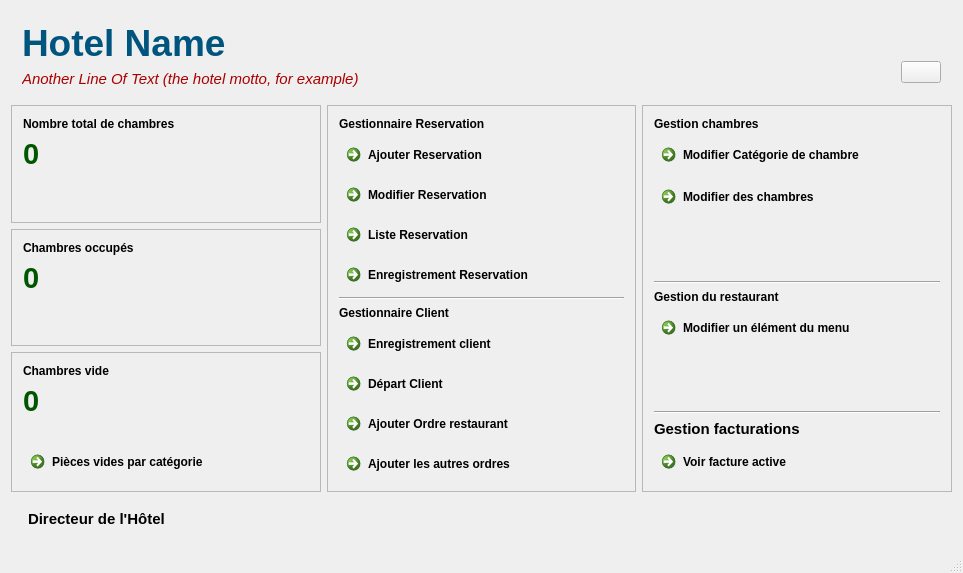
abdeljalilanane/Innovative-Hotel-Manager, file mainwindow.ui: the form before one commit.
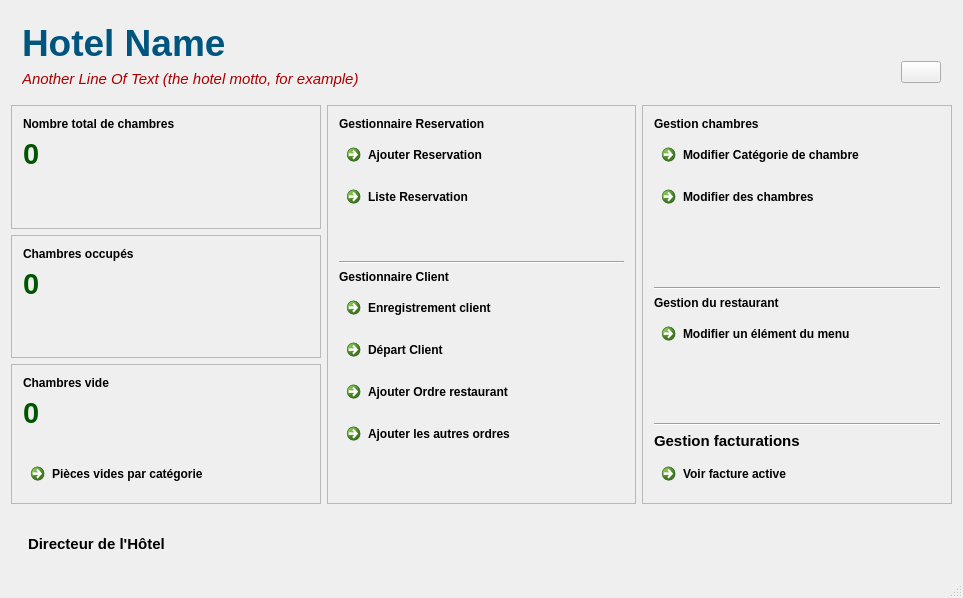
The form after the commit. Icons and pictures are not drawn.

Patch:
```diff
--- a/mainwindow.ui
+++ b/mainwindow.ui
@@ -7,7 +7,7 @@
     <x>0</x>
     <y>0</y>
     <width>963</width>
-    <height>554</height>
+    <height>598</height>
    </rect>
   </property>
   <property name="windowTitle">
@@ -484,13 +484,6 @@
            </property>
           </widget>
          </item>
-         <item>
-          <widget class="QCommandLinkButton" name="BtnModifierReservation">
-           <property name="text">
-            <string>Modifier Reservation</string>
-           </property>
-          </widget>
-         </item>
          <item>
           <widget class="QCommandLinkButton" name="BtnListeReservation">
            <property name="text">
@@ -498,13 +491,6 @@
            </property>
           </widget>
          </item>
-         <item>
-          <widget class="QCommandLinkButton" name="EnregistrementReservation">
-           <property name="text">
-            <string>Enregistrement Reservation</string>
-           </property>
-          </widget>
-         </item>
          <item>
           <spacer name="verticalSpacer_9">
            <property name="orientation">
```
